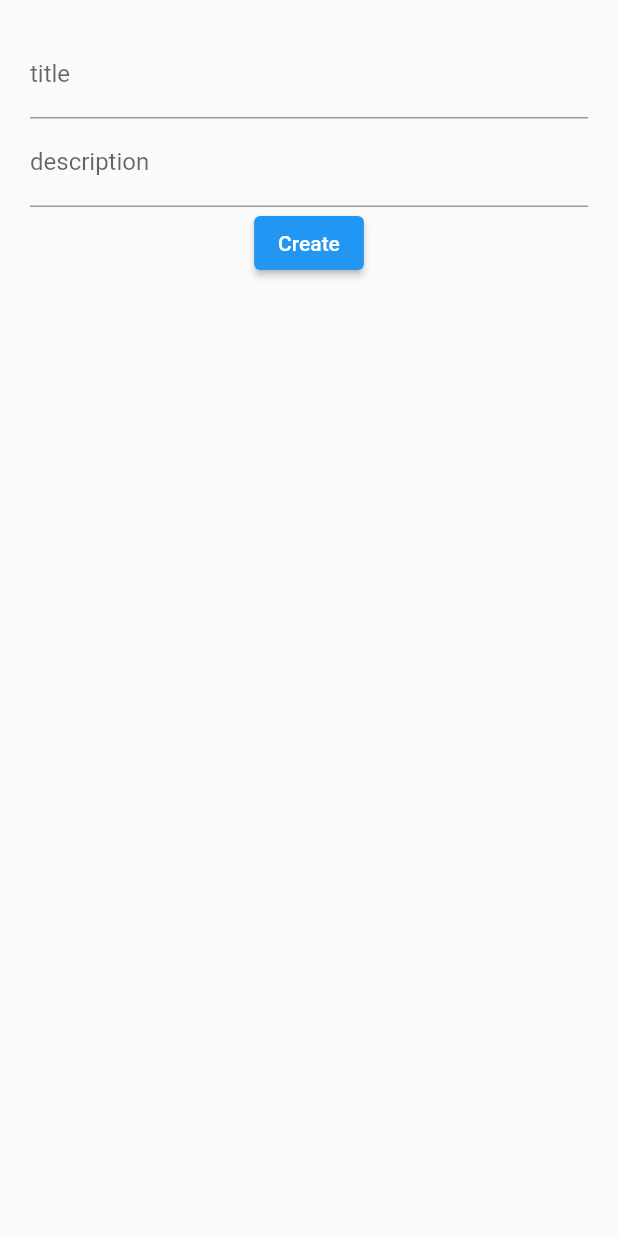
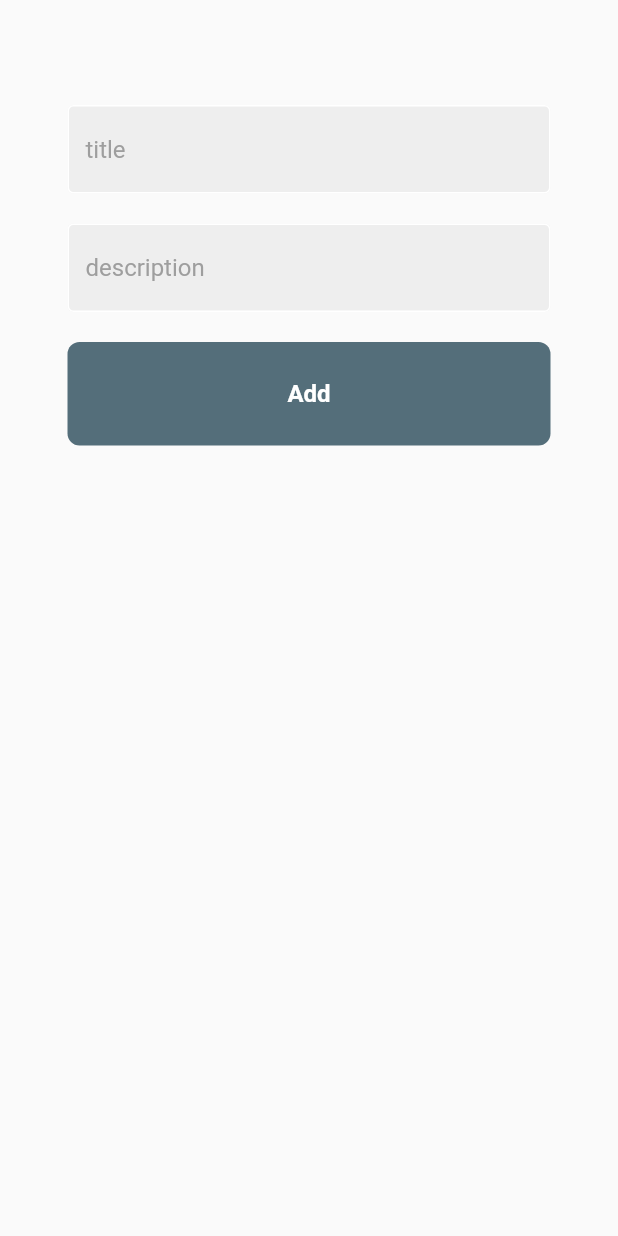
Before and after one commit to Deepikaumesh/todo_fbase, a Flutter app: the Home_Page_a screen opened directly, after a tap on the "add" icon, on a phone screen of 412 x 824 dp. Run offline on Flutter 3.47's test engine with Material 2 defaults, Android fonts, the phone set to English and light mode, and no system bars; our stand-ins replace cloud_firestore, firebase_auth, firebase_core, introduction_screen; accounts and stored records are empty.

Commit message:
second commit

```diff
--- a/lib/User_Authentication/Home_Page_AA.dart
+++ b/lib/User_Authentication/Home_Page_AA.dart
@@ -2,12 +2,10 @@ import 'package:cloud_firestore/cloud_firestore.dart';
 import 'package:firebase_auth/firebase_auth.dart';
 import 'package:flutter/cupertino.dart';
 import 'package:flutter/material.dart';
+import 'package:todo_firebase/components/my_button.dart';
 import 'package:todo_firebase/pages/login_page.dart';
 
-
-
-
-
+import '../components/my_textfield.dart';
 
 class Home_Page_a extends StatefulWidget {
   const Home_Page_a({Key? key}) : super(key: key);
@@ -17,14 +15,11 @@ class Home_Page_a extends StatefulWidget {
 }
 
 class _Home_Page_aState extends State<Home_Page_a> {
-  final CollectionReference _reference = FirebaseFirestore.instance.collection("todo");
-
-
+  final CollectionReference _reference =
+      FirebaseFirestore.instance.collection("todo");
 
   TextEditingController title = TextEditingController();
   TextEditingController description = TextEditingController();
-
-
 
   @override
   void initState() {
@@ -33,10 +28,10 @@ class _Home_Page_aState extends State<Home_Page_a> {
     description = TextEditingController();
     super.initState();
   }
+
   Future<void> Delete(String id) async {
     await _reference.doc(id).delete();
   }
-
 
   Future<void> Create([DocumentSnapshot? documentSnapshot]) async {
     if (documentSnapshot != null) {
@@ -49,30 +44,55 @@ class _Home_Page_aState extends State<Home_Page_a> {
         builder: (BuildContext ctx) {
           return Padding(
             padding: EdgeInsets.only(
-                top: 20,
+                top: 70,
                 left: 20,
                 right: 20,
                 bottom: MediaQuery.of(context).viewInsets.bottom + 20),
             child: Column(
               children: [
-                TextField(
-                  controller: title,
-                  decoration: InputDecoration(labelText: 'title'),
+                MyTextField(
+                  controller: title, hintText: 'title', obscureText: false,
+                 // decoration: InputDecoration(labelText: 'title'),
                 ),
-                TextField(
+                SizedBox(height: 20,),
+                MyTextField(
                   controller: description,
-                  decoration: InputDecoration(labelText: 'description'),
+                  hintText: 'description', obscureText: false,
                 ),
-                ElevatedButton(
-                    onPressed: () async {
-                      await _reference
-                          .add({'title': title.text, 'description': description.text});
-                      Navigator.pushReplacement(
-                          context,
-                          MaterialPageRoute(
-                              builder: (Buildcontext) => Home_Page_a()));
-                    },
-                    child: Text("Create"))
+              SizedBox(height: 20,),
+              GestureDetector(
+                onTap: (){},
+                child: Container(
+                  padding: const EdgeInsets.all(25),
+                  margin: const EdgeInsets.symmetric(horizontal: 25),
+                  decoration: BoxDecoration(
+                    color: Colors.blueGrey.shade600,
+                    borderRadius: BorderRadius.circular(8),
+                  ),
+                  child: const Center(
+                    child: Text(
+                      "Add",
+                      style: TextStyle(
+                        color: Colors.white,
+                        fontWeight: FontWeight.bold,
+                        fontSize: 16,
+                      ),
+                    ),
+                  ),
+                ),
+              ),
+                // ElevatedButton(
+                //     onPressed: () async {
+                //       await _reference.add({
+                //         'title': title.text,
+                //         'description': description.text
+                //       });
+                //       Navigator.pushReplacement(
+                //           context,
+                //           MaterialPageRoute(
+                //               builder: (Buildcontext) => Home_Page_a()));
+                //     },
+                //     child: Text("Create"))
               ],
             ),
           );
@@ -106,9 +126,10 @@ class _Home_Page_aState extends State<Home_Page_a> {
                 ),
                 ElevatedButton(
                     onPressed: () async {
-                      await _reference
-                          .doc(documentSnapshot!.id)
-                          .update({'title': title.text, 'description': description.text});
+                      await _reference.doc(documentSnapshot!.id).update({
+                        'title': title.text,
+                        'description': description.text
+                      });
                       title.clear();
                       description.clear();
                       Navigator.pushReplacement(
@@ -122,8 +143,8 @@ class _Home_Page_aState extends State<Home_Page_a> {
           );
         });
   }
+
   FirebaseAuth auth = FirebaseAuth.instance;
-
 
   @override
   Widget build(BuildContext context) {
@@ -139,39 +160,48 @@ class _Home_Page_aState extends State<Home_Page_a> {
         automaticallyImplyLeading: false,
         backgroundColor: Colors.grey[300],
         elevation: 0,
-
-        title:Column(
+        title: Column(
           crossAxisAlignment: CrossAxisAlignment.start,
           children: [
-
-            Text(auth.currentUser!.email!,style: TextStyle(color: Colors.blueGrey,fontSize: 15),),
+            Text(
+              auth.currentUser!.email!,
+              style: TextStyle(color: Colors.blueGrey, fontSize: 15),
+            ),
             Row(
               children: [
-                Text(auth.currentUser!.emailVerified ? "Email verified" : "Email not verified",style: TextStyle(color: Colors.green.shade900,fontSize: 15)),
-
-                    auth.currentUser!.emailVerified ? SizedBox(height: 1,) :TextButton(onPressed: (){
-
-                    }, child: Text("verify")),
-
+                Text(
+                    auth.currentUser!.emailVerified
+                        ? "Email verified"
+                        : "Email not verified",
+                    style:
+                        TextStyle(color: Colors.green.shade900, fontSize: 15)),
+                auth.currentUser!.emailVerified
+                    ? SizedBox(
+                        height: 1,
+                      )
+                    : TextButton(onPressed: () {}, child: Text("verify")),
               ],
             ),
-
-
-
-
           ],
         ),
-
         actions: [
-        IconButton(onPressed: ()async{
+          IconButton(
+              onPressed: () async {
                 await auth.signOut();
-                Navigator.of(context).pushAndRemoveUntil(MaterialPageRoute(builder: (context) =>
-                    LoginPage()), (Route<dynamic> route) => false);
-        }, icon: Icon(Icons.exit_to_app_sharp,color: Colors.red.shade900,)),
-        SizedBox(width: 10,),
+                Navigator.of(context).pushAndRemoveUntil(
+                    MaterialPageRoute(builder: (context) => LoginPage()),
+                    (Route<dynamic> route) => false);
+              },
+              icon: Icon(
+                Icons.exit_to_app_sharp,
+                color: Colors.red.shade900,
+              )),
+          SizedBox(
+            width: 10,
+          ),
         ],
       ),
-      body:StreamBuilder(
+      body: StreamBuilder(
           stream: _reference.snapshots(),
           builder: (context, AsyncSnapshot<QuerySnapshot> streamSnapshot) {
             if (streamSnapshot.hasData) {
@@ -180,14 +210,14 @@ class _Home_Page_aState extends State<Home_Page_a> {
                   itemBuilder: (context, index) {
                     final DocumentSnapshot documentSnapshot =
                         streamSnapshot.data!.docs[index];
-                  return
-                      Padding(
+                    return Padding(
                       padding: EdgeInsets.symmetric(horizontal: 20),
                       child: Card(
                         margin: EdgeInsets.all(10),
                         child: ListTile(
                           title: Text(documentSnapshot['title']),
-                          subtitle: Text(documentSnapshot['description'].toString()),
+                          subtitle:
+                              Text(documentSnapshot['description'].toString()),
                           trailing: SizedBox(
                             width: 100,
                             child: Row(
@@ -206,36 +236,15 @@ class _Home_Page_aState extends State<Home_Page_a> {
                             ),
                           ),
                         ),
-
                       ),
                     );
                   });
-
             }
 
             return Center(
               child: CircularProgressIndicator(),
             );
           }),
-
-      // ListView(
-      //   children: [
-      //     auth.currentUser!.emailVerified?SizedBox(height: 1,):
-      //         Padding(
-      //             padding: EdgeInsets.symmetric(horizontal: 70,vertical: 10),
-      //             child: Text("${auth.currentUser!.email!} not verified!!",style: TextStyle(color: Colors.red.shade900),)),
-      //     SizedBox(
-      //       height: 150,
-      //     ),
-      //
-      //
-      //
-      //
-      //
-      //   ],
-      //
-      // )
-
     );
   }
 }
```
Lines whose indentation alone changed are shown as unchanged.
